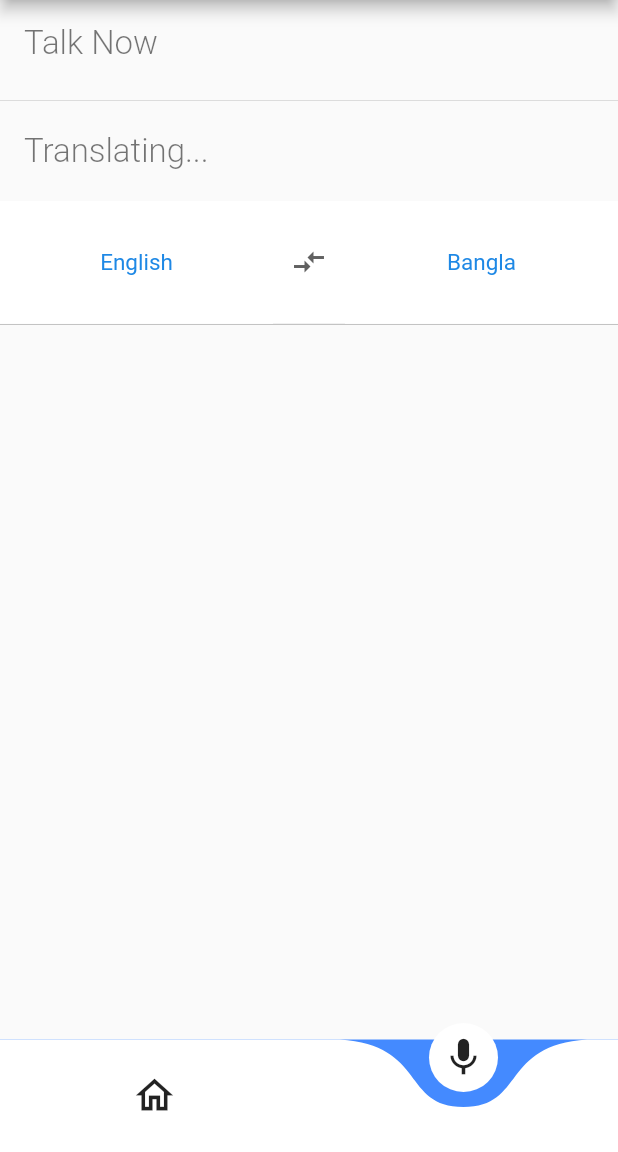
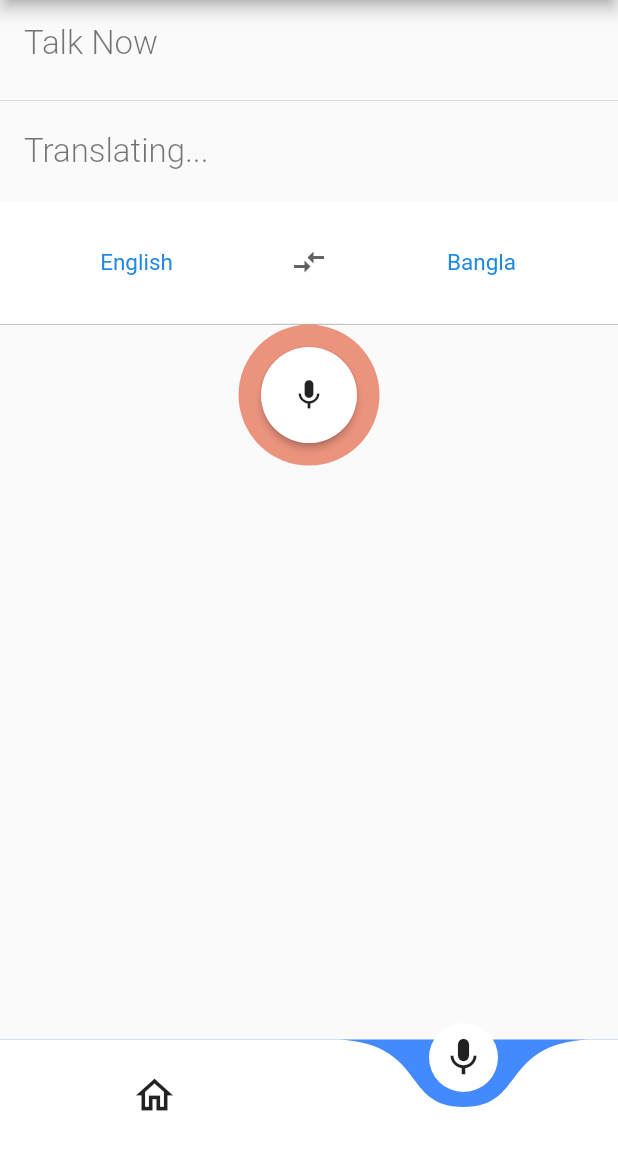
Before and after one commit to SyedMahamudulHasan/voice-translator, a Flutter app: the screen it shows after launch, item 2 of the bottom bar chosen, on a phone screen of 412 x 824 dp, the part 84-1236 px from its top. Run offline on Flutter 3.47's test engine with Material 2 defaults, Android fonts, the phone set to English and light mode, and no system bars; drawn by our look-alikes of curved_navigation_bar; our stand-ins replace speech_to_text; missing offline and left inert: translator.

Commit message:
fixed button

```diff
--- a/lib/screens/translatorScreen.dart
+++ b/lib/screens/translatorScreen.dart
@@ -107,8 +107,11 @@ class _TranslatorScreenState extends State<TranslatorScreen> {
     setState(() {
       _translation;
       _isTranlated = true;
+      _isRecording = false;
     });
   }
+
+  bool _isRecording = true;
 
   @override
   Widget build(BuildContext context) {
@@ -152,12 +155,15 @@ class _TranslatorScreenState extends State<TranslatorScreen> {
               ),
             ),
             const ChooseLanguage(),
-            // RecordButton(
-            //   isActive: true,
-            //   onPressed: (isActive) {
-            //     _stopListening();
-            //   },
-            // )
+            _isRecording
+                ? RecorderButton(
+                    iconData: Icons.mic,
+                    color: Colors.deepOrangeAccent.shade700.withOpacity(0.5),
+                  )
+                : RecorderButton(
+                    iconData: Icons.replay,
+                    color: Colors.green.shade900.withOpacity(0.5),
+                  ),
           ],
         ),
       ),
--- a/lib/widgets/recordButton.dart
+++ b/lib/widgets/recordButton.dart
@@ -1,9 +1,13 @@
 import 'package:flutter/cupertino.dart';
+import 'package:flutter/material.dart';
 import 'package:flutter/src/foundation/key.dart';
 import 'package:flutter/src/widgets/framework.dart';
 
 class RecorderButton extends StatefulWidget {
-  const RecorderButton({Key? key}) : super(key: key);
+  const RecorderButton({Key? key, required this.color, required this.iconData})
+      : super(key: key);
+  final Color color;
+  final IconData iconData;
 
   @override
   State<RecorderButton> createState() => _RecorderButtonState();
@@ -12,6 +16,22 @@ class RecorderButton extends StatefulWidget {
 class _RecorderButtonState extends State<RecorderButton> {
   @override
   Widget build(BuildContext context) {
-    return Container();
+    return AnimatedContainer(
+      duration: const Duration(milliseconds: 300),
+      padding: const EdgeInsets.all(15),
+      decoration: BoxDecoration(
+        shape: BoxShape.circle,
+        color: widget.color,
+      ),
+      child: RawMaterialButton(
+        onPressed: () {},
+        fillColor: Colors.white,
+        shape: const CircleBorder(),
+        padding: const EdgeInsets.all(20),
+        child: Icon(widget.iconData),
+      ),
+    );
   }
 }
+
+//Color.fromARGB(255, 98, 93, 93),
```
